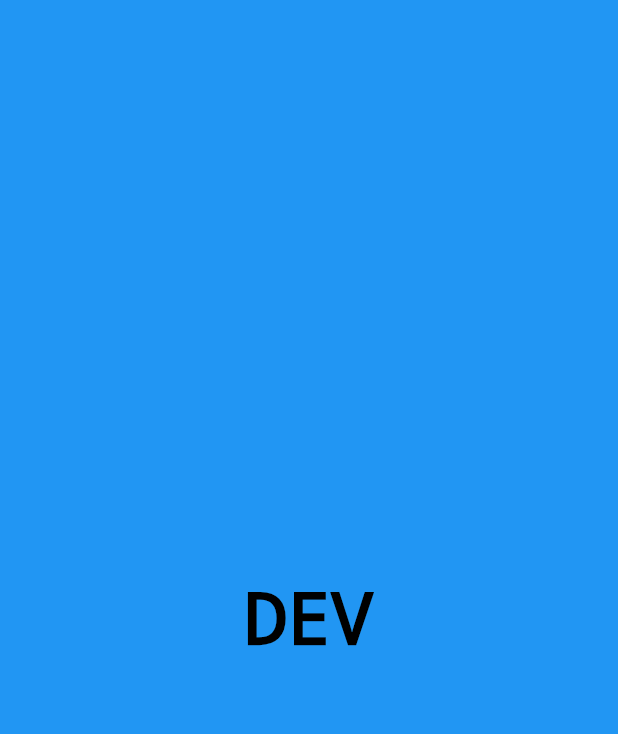
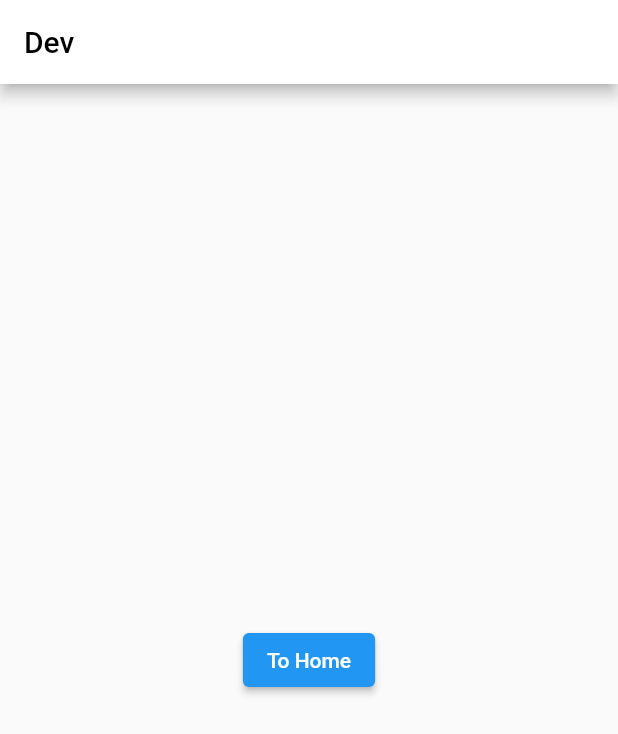
Before and after one commit to DeepaGurunathan-MSIL/flavors_task, a Flutter app: the screen it shows after launch, on a phone screen of 412 x 824 dp. Shown: the top 734 px of the screen. Run offline on Flutter 3.47's test engine with Material 2 defaults, Android fonts, the phone set to English and light mode, and no system bars.

Commit message:
Route and Navigation arguments

```diff
--- a/lib/main_dev.dart
+++ b/lib/main_dev.dart
@@ -1,4 +1,8 @@
+import 'package:flavors_task/Watchlist.dart';
 import 'package:flutter/material.dart';
+
+import 'HomeScreen.dart';
+import 'model/Arguments.dart';
 
 void main() => runApp(MyAppDev());
 
@@ -9,12 +13,17 @@ class MyAppDev extends StatelessWidget {
   @override
   Widget build(BuildContext context) {
     return MaterialApp(
-        title: 'Flutter Demo',
-        theme: ThemeData(
-          primarySwatch: Colors.blue,
-        ),
-        debugShowCheckedModeBanner: false,
-        home: Dev()
+      debugShowCheckedModeBanner: false,
+      title: 'Named Route Navigation',
+      theme: ThemeData(
+        primarySwatch: Colors.blue,
+      ),
+      initialRoute: '/',
+      routes: {
+        '/': (context) => Dev(),
+        '/Home': (context) => HomeScreen(),
+        '/Watchlist' : (context) => Watchlist(),
+      },
     );
   }
 }
@@ -23,14 +32,17 @@ class Dev extends StatelessWidget {
 
   Widget build(BuildContext context)
   {
-    return Container(
-      color: Colors.blue,
-      alignment: Alignment.center,
-      child: Text("DEV",style: TextStyle(
-          color: Colors.black,
-        decoration: TextDecoration.none
-      ),),
-
-    );
+    return Scaffold(
+        appBar: AppBar(
+          backgroundColor: Colors.white,
+          title: Text('Dev',style: TextStyle(
+              color: Colors.black,
+          ),),
+        ),
+        body:  Center(
+         child: ElevatedButton(onPressed:() {
+           Navigator.pushNamed(context, '/Home',arguments: Arguments('From Home'));
+          }, child: Text('To Home')),
+       ));
   }
 }
--- /dev/null
+++ b/lib/model/Arguments.dart
@@ -0,0 +1,8 @@
+
+
+class Arguments {
+
+  final String title;
+
+  Arguments(this.title);
+}
```
Also changed, not shown: lib/HomeScreen.dart (added, +44 -0 lines), lib/Watchlist.dart (added, +24 -0 lines), lib/main_prod.dart (+27 -15 lines).
